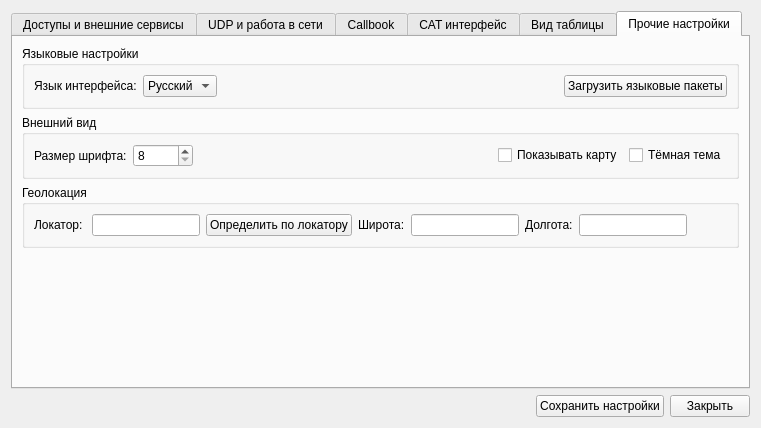
First picture: the form in settings.ui, repository qsosu/logger, before the edit.
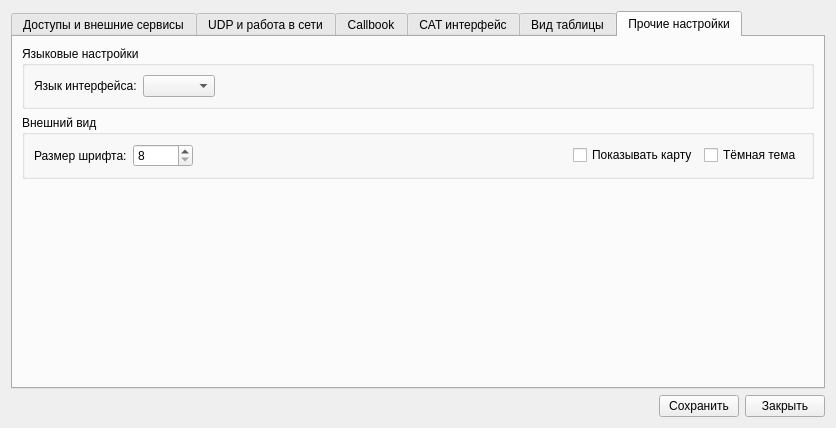
Second picture: the form after the edit. The open tabs and pages were chosen to show the change. Icons and pictures are not drawn.

What changed in the file:
```diff
--- a/settings.ui
+++ b/settings.ui
@@ -6,7 +6,7 @@
    <rect>
     <x>0</x>
     <y>0</y>
-    <width>661</width>
+    <width>836</width>
     <height>428</height>
    </rect>
   </property>
@@ -1332,69 +1332,6 @@
        <string>Прочие настройки</string>
       </attribute>
       <layout class="QGridLayout" name="gridLayout_3">
-       <item row="2" column="0">
-        <widget class="QGroupBox" name="groupBox_12">
-         <property name="title">
-          <string>Геолокация</string>
-         </property>
-         <layout class="QGridLayout" name="gridLayout_10">
-          <item row="0" column="0">
-           <layout class="QHBoxLayout" name="horizontalLayout_22">
-            <item>
-             <widget class="QLabel" name="label_28">
-              <property name="text">
-               <string>Локатор: </string>
-              </property>
-             </widget>
-            </item>
-            <item>
-             <widget class="QLineEdit" name="LocatorEdit"/>
-            </item>
-            <item>
-             <widget class="QPushButton" name="locationBtn">
-              <property name="text">
-               <string>Определить по локатору</string>
-              </property>
-             </widget>
-            </item>
-            <item>
-             <widget class="QLabel" name="label_26">
-              <property name="text">
-               <string>Широта:</string>
-              </property>
-             </widget>
-            </item>
-            <item>
-             <widget class="QLineEdit" name="qth_lat_lineEdit"/>
-            </item>
-            <item>
-             <widget class="QLabel" name="label_27">
-              <property name="text">
-               <string>Долгота:</string>
-              </property>
-             </widget>
-            </item>
-            <item>
-             <widget class="QLineEdit" name="qth_lng_lineEdit"/>
-            </item>
-            <item>
-             <spacer name="horizontalSpacer_8">
-              <property name="orientation">
-               <enum>Qt::Horizontal</enum>
-              </property>
-              <property name="sizeHint" stdset="0">
-               <size>
-                <width>40</width>
-                <height>20</height>
-               </size>
-              </property>
-             </spacer>
-            </item>
-           </layout>
-          </item>
-         </layout>
-        </widget>
-       </item>
        <item row="0" column="0">
         <widget class="QGroupBox" name="groupBox_10">
          <property name="minimumSize">
@@ -1417,18 +1354,7 @@
              </widget>
             </item>
             <item>
-             <widget class="QComboBox" name="languageComboBox">
-              <item>
-               <property name="text">
-                <string>Русский</string>
-               </property>
-              </item>
-              <item>
-               <property name="text">
-                <string>English</string>
-               </property>
-              </item>
-             </widget>
+             <widget class="QComboBox" name="languageComboBox"/>
             </item>
             <item>
              <spacer name="horizontalSpacer_7">
@@ -1443,18 +1369,24 @@
               </property>
              </spacer>
             </item>
-            <item>
-             <widget class="QPushButton" name="pushButton">
-              <property name="text">
-               <string>Загрузить языковые пакеты</string>
-              </property>
-             </widget>
-            </item>
            </layout>
           </item>
          </layout>
         </widget>
        </item>
+       <item row="2" column="0">
+        <spacer name="verticalSpacer">
+         <property name="orientation">
+          <enum>Qt::Vertical</enum>
+         </property>
+         <property name="sizeHint" stdset="0">
+          <size>
+           <width>20</width>
+           <height>40</height>
+          </size>
+         </property>
+        </spacer>
+       </item>
        <item row="1" column="0" alignment="Qt::AlignTop">
         <widget class="QGroupBox" name="groupBox_5">
          <property name="minimumSize">
@@ -1536,19 +1468,6 @@
          </layout>
         </widget>
        </item>
-       <item row="3" column="0">
-        <spacer name="verticalSpacer">
-         <property name="orientation">
-          <enum>Qt::Vertical</enum>
-         </property>
-         <property name="sizeHint" stdset="0">
-          <size>
-           <width>20</width>
-           <height>40</height>
-          </size>
-         </property>
-        </spacer>
-       </item>
       </layout>
      </widget>
     </widget>
@@ -1577,7 +1496,7 @@
      <item>
       <widget class="QPushButton" name="saveButton">
        <property name="text">
-        <string>Сохранить настройки</string>
+        <string>Сохранить</string>
        </property>
       </widget>
      </item>
```
Left out of the diff: 105 changed lines with no effect on the pictures.
